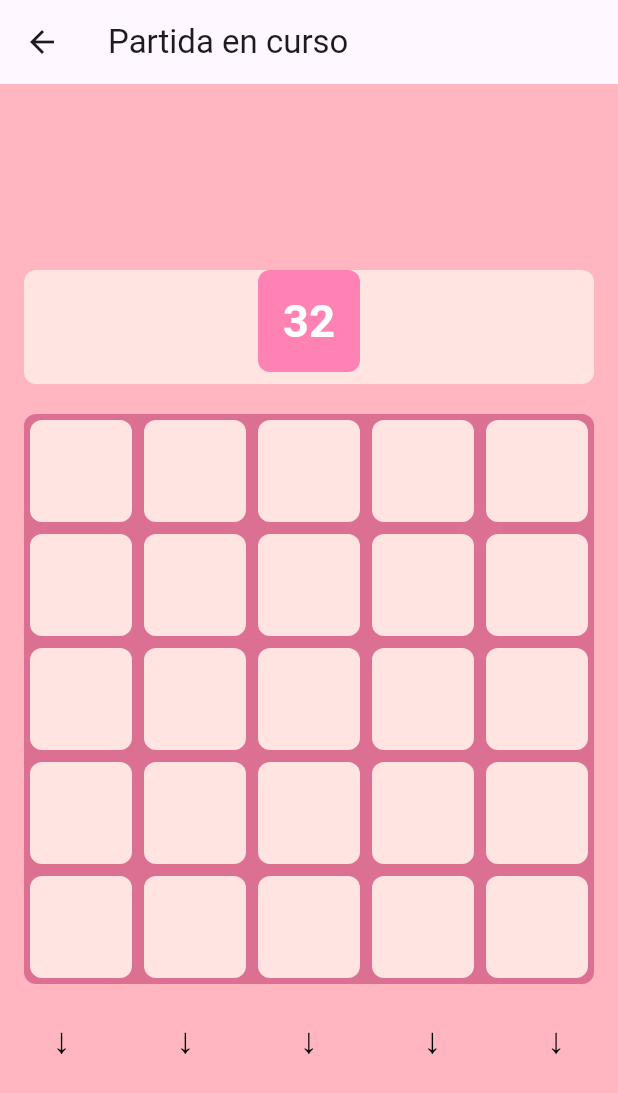
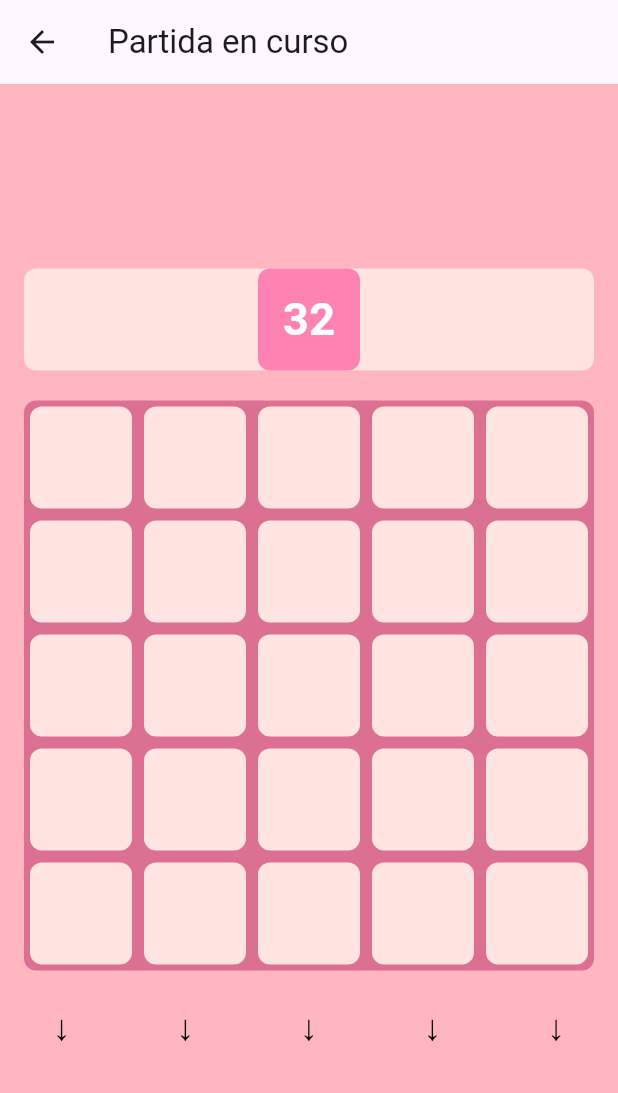
Before and after one commit to mraboso2019/practica2moviles, a Flutter app: the GameScreen screen opened directly, on a phone screen of 412 x 824 dp. Shown: the top 1093 px of the screen. Run offline on Flutter 3.47's test engine with Material 3 defaults, Android fonts, the phone set to English and light mode, and no system bars.

Commit message:
Update game_screen.dart

```diff
--- a/lib/game_screen.dart
+++ b/lib/game_screen.dart
@@ -211,41 +211,8 @@ class _GameScreenState extends State<GameScreen>
         child: Column(
           mainAxisSize: MainAxisSize.min, // Centrar verticalmente
           children: [
-            SizedBox(height: 10.0),
             // Caja del próximo número
-            Stack(
-              children: [
-                Center(
-                  child: Container(
-                    width: gridSizePx,
-                    height: tileSize + 8.0,
-                    decoration: BoxDecoration(
-                      color: palePink,
-                      borderRadius: BorderRadius.circular(8.0),
-                    ),
-                  ),
-                ),
-                Center(
-                  child: Container(
-                    width: tileSize,
-                    height: tileSize,
-                    decoration: BoxDecoration(
-                      color: numTileColor[gameLogic.nextNumber],
-                      borderRadius: BorderRadius.circular(8.0),
-                    ),
-                    child: Center(
-                      child: Text(
-                        gameLogic.nextNumber?.toString() ?? '',
-                        style: TextStyle(
-                            fontSize: 30,
-                            fontWeight: FontWeight.bold,
-                            color: Colors.white),
-                      ),
-                    ),
-                  ),
-                ),
-              ],
-            ),
+            nextNumberDisplay,
             SizedBox(height: 20.0),
             // Caja de la cuadrícula
             Container(
```
